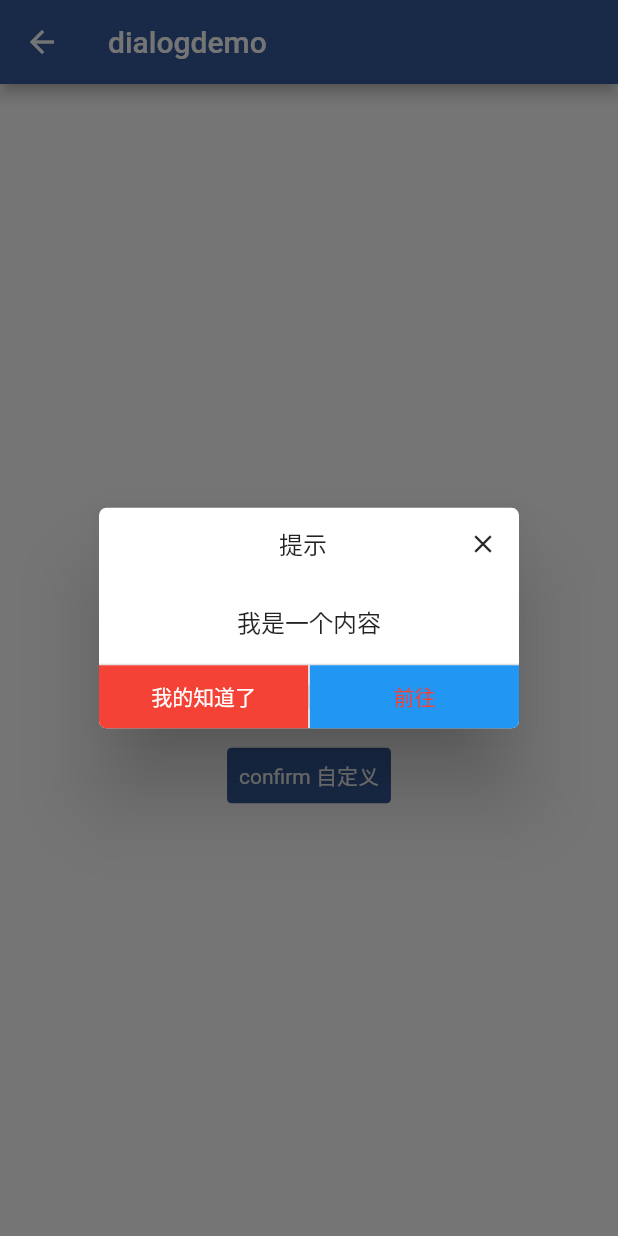
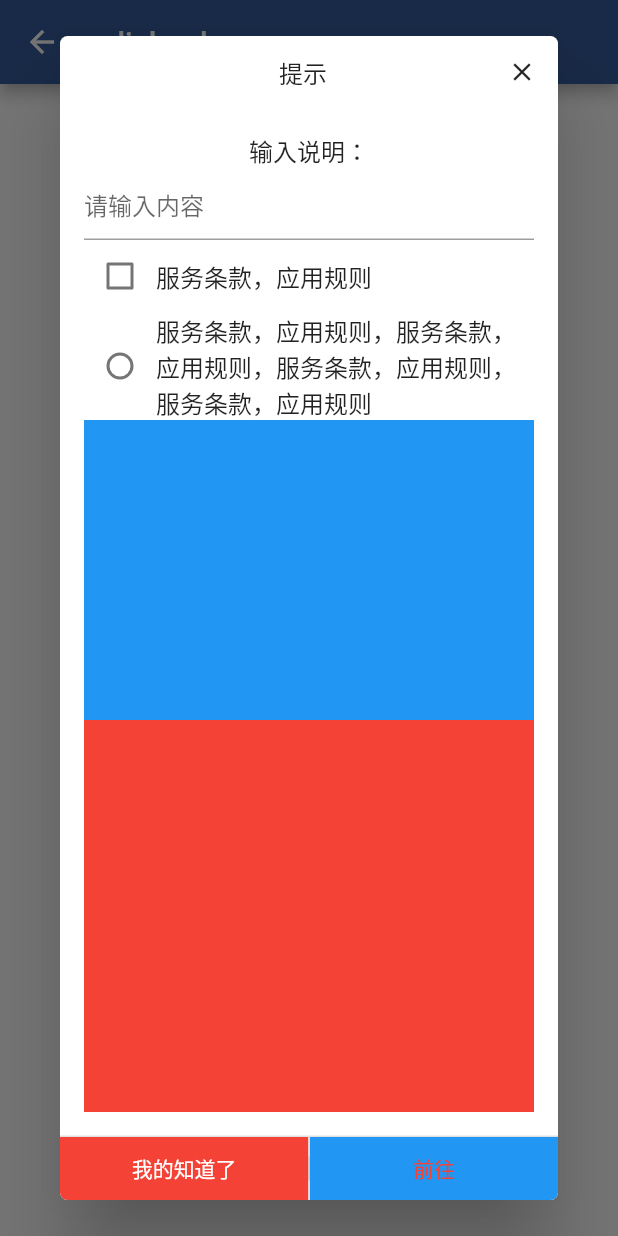
Before and after one commit to hello-coder-xu/dant, a Flutter app: the DialogDemo screen opened directly, after a tap on "confirm 自定义", on a phone screen of 412 x 824 dp. Run offline on Flutter 3.47's test engine with Material 2 defaults, Android fonts, the phone set to English and light mode, and no system bars; our stand-ins replace flutter_screenutil; statements that could not run were skipped.

Commit message:
完成Number

```diff
--- a/fant_example/lib/view/dialog.dart
+++ b/fant_example/lib/view/dialog.dart
@@ -62,7 +62,45 @@ class DialogDemoState extends State<DialogDemo> {
               onPressed: () {
                 FDialog.showConfirm(
                   context,
-                  content: '我是一个内容',
+                  content: SingleChildScrollView(
+                    child: Column(
+                      children: <Widget>[
+                        Text('输入说明：'),
+                        TextField(
+                          decoration: InputDecoration(
+                            hintText: '请输入内容',
+                          ),
+                        ),
+                        Row(
+                          children: <Widget>[
+                            Checkbox(
+                              value: false,
+                              onChanged: (value) {},
+                            ),
+                            Expanded(child: Text('服务条款，应用规则')),
+                          ],
+                        ),
+                        Row(
+                          children: <Widget>[
+                            Radio(
+                              value: true,
+                              groupValue: '1',
+                              onChanged: (value) {},
+                            ),
+                            Expanded(child: Text('服务条款，应用规则，服务条款，应用规则，服务条款，应用规则，服务条款，应用规则')),
+                          ],
+                        ),
+                        Container(
+                          height: 200,
+                          color: Colors.blue,
+                        ),
+                        Container(
+                          height: 400,
+                          color: Colors.red,
+                        ),
+                      ],
+                    ),
+                  ),
                   title: '提示',
                   showClose: true,
                   cancel: '我的知道了',
--- a/lib/fant.dart
+++ b/lib/fant.dart
@@ -8,3 +8,4 @@ export 'package:fant/badge/index.dart';
 export 'package:fant/dialog/index.dart';
 export 'package:fant/divider/index.dart';
 export 'package:fant/bottomsheet/index.dart';
+export 'package:fant/number/index.dart';
```
Also changed, not shown: fant_example/lib/view/home_page.dart (+4 -4 lines), fant_example/lib/view/number.dart (added, +26 -0 lines), lib/number/index.dart (added, +173 -0 lines), fant_example/pubspec.lock, pubspec.lock, 1 other file.
